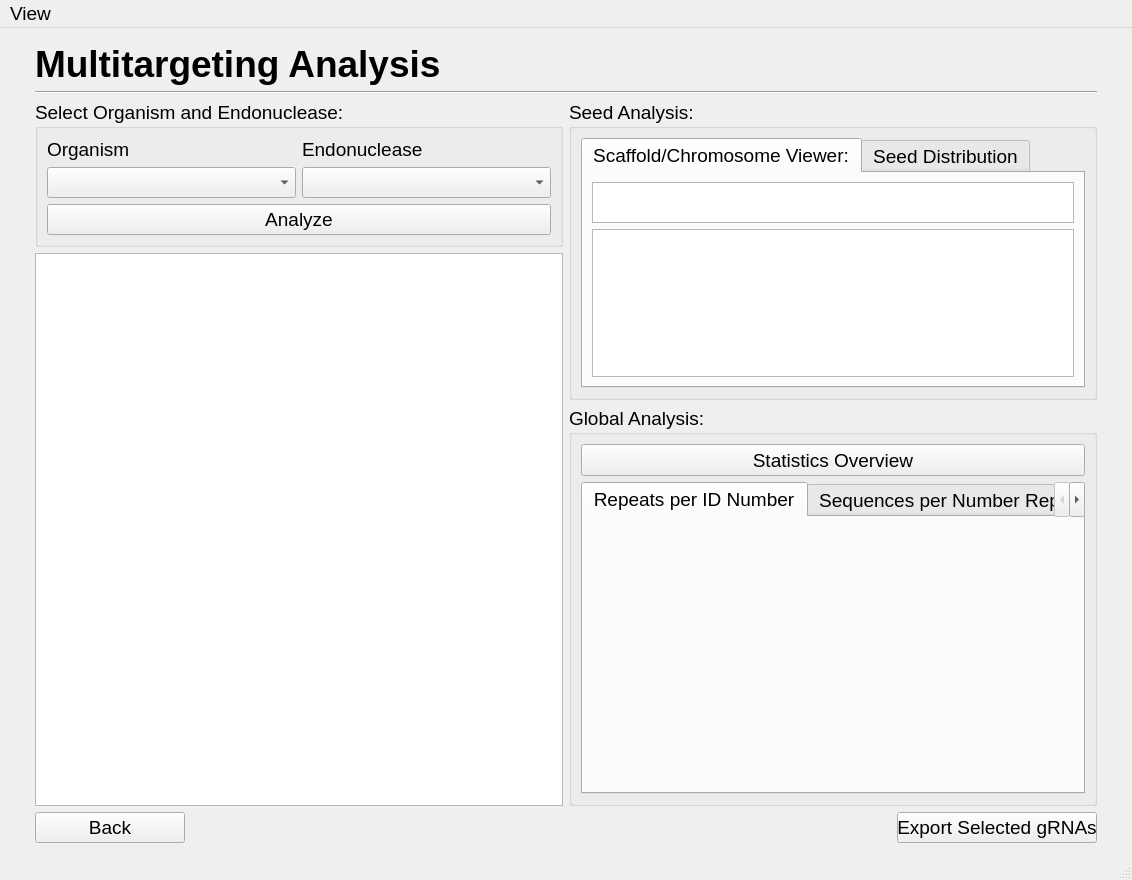
The window that multitargetingwindow.ui (TrinhLab/CASPERapp) describes before a commit, drawn with Qt 5.
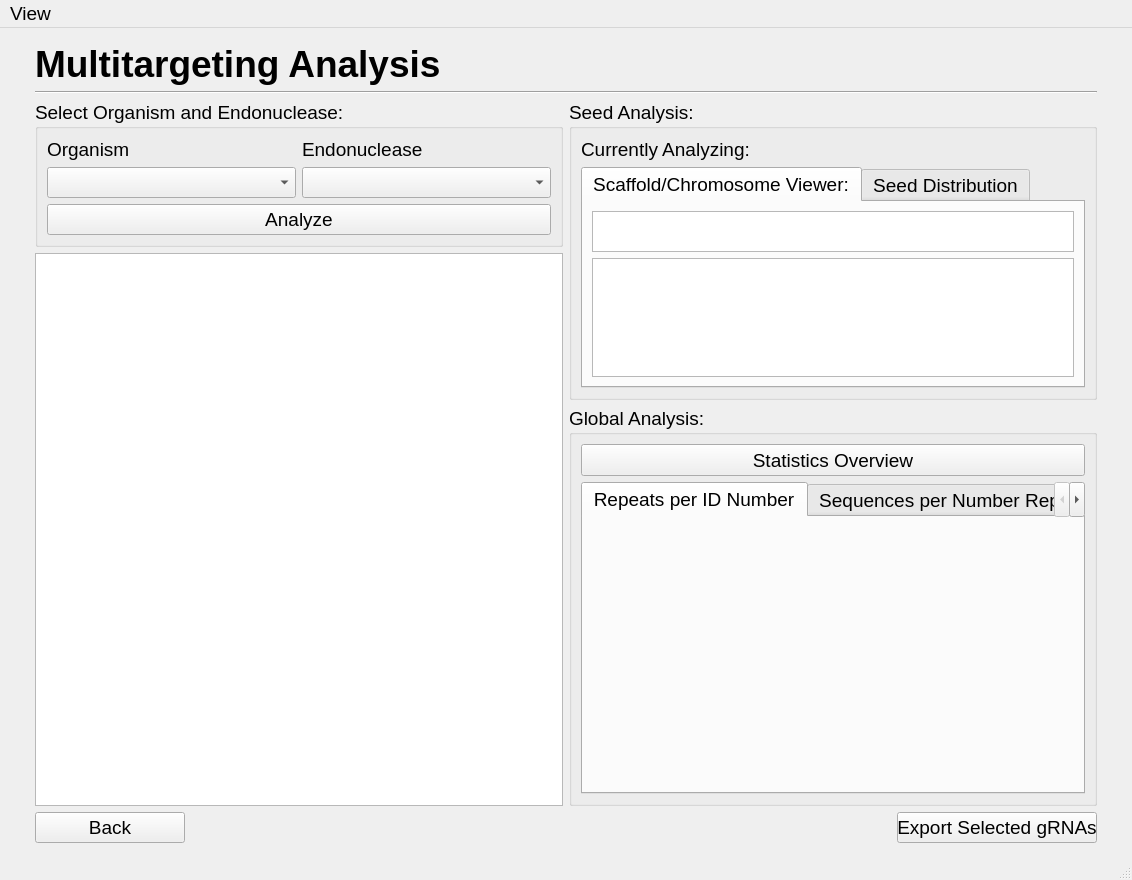
The same window after the commit. The open tabs and pages were chosen to show the change.

Commit message: Another MT tweak

Diff of the .ui file:
```diff
--- a/multitargetingwindow.ui
+++ b/multitargetingwindow.ui
@@ -249,6 +249,13 @@
            </widget>
           </widget>
          </item>
+         <item row="0" column="0">
+          <widget class="QLabel" name="label_4">
+           <property name="text">
+            <string>Currently Analyzing:</string>
+           </property>
+          </widget>
+         </item>
         </layout>
        </widget>
       </item>
```
Left out of the diff: 5 changed lines with no effect on the pictures. The commit also changes 1 other file.
